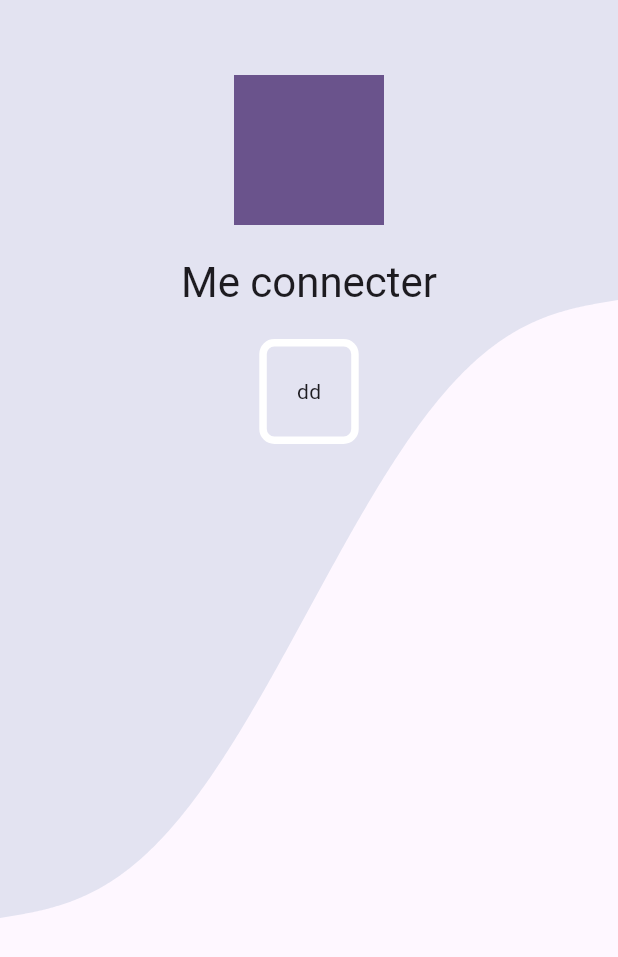
After one commit to MyApero/HOD-App, a Flutter app: the screen it shows after launch, on a phone screen of 412 x 824 dp. The commit adds this screen. Shown: the top 957 px of the screen. Run offline on Flutter 3.47's test engine with Material 3 defaults, Android fonts, the phone set to English and light mode, and no system bars.

Commit message:
[ADD] AppScaffold

```diff
--- a/lib/onboarding_screen.dart
+++ b/lib/features/onboarding/onboarding_screen.dart
@@ -1,7 +1,7 @@
 import 'package:flutter/material.dart';
-import 'package:hod_app/size_config.dart';
-import 'package:hod_app/onboarding_contents.dart';
-import 'package:hod_app/theme.dart';
+import 'package:hod_app/utils/size_config.dart';
+import 'package:hod_app/features/onboarding/onboarding_contents.dart';
+import 'package:hod_app/features/theme/theme.dart';
 
 class OnboardingScreen extends StatefulWidget {
   const OnboardingScreen({Key? key}) : super(key: key);
--- a/lib/main.dart
+++ b/lib/main.dart
@@ -1,121 +1,22 @@
 import 'package:flutter/material.dart';
-import 'package:hod_app/theme.dart';
-import 'package:hod_app/theme_screen.dart';
-import 'onboarding_screen.dart';
+import 'package:hod_app/features/theme/theme.dart';
+import 'package:hod_app/widgets/app_scaffold.dart';
+import 'features/onboarding/onboarding_screen.dart';
 
 void main() {
   runApp(const MyApp());
 }
 
-// class MyApp extends StatelessWidget {
-//   const MyApp({super.key});
-
-  // This widget is the root of your application.
-  // @override
-  // Widget build(BuildContext context) {
-  //   return MaterialApp(
-  //     title: 'HOD App',
-  //     theme: theme,
-  //     home: const ThemeTestScreen(),
-  //   );
-  // }
-
-  class MyApp extends StatelessWidget {
-  const MyApp({Key? key}) : super(key: key);
+class MyApp extends StatelessWidget {
+  const MyApp({super.key});
 
   @override
   Widget build(BuildContext context) {
-  return const MaterialApp(
-  debugShowCheckedModeBanner: false,
-  home: OnboardingScreen(),
-  );
+    return MaterialApp(
+      title: 'HOD App',
+      debugShowCheckedModeBanner: false,
+      theme: theme,
+      home: const AppScaffold(title: "Me connecter", child: Text('dd'),),
+    );
   }
 }
-//
-// class MyHomePage extends StatefulWidget {
-//   const MyHomePage({super.key, required this.title});
-//
-//   // This widget is the home page of your application. It is stateful, meaning
-//   // that it has a State object (defined below) that contains fields that affect
-//   // how it looks.
-//
-//   // This class is the configuration for the state. It holds the values (in this
-//   // case the title) provided by the parent (in this case the App widget) and
-//   // used by the build method of the State. Fields in a Widget subclass are
-//   // always marked "final".
-//
-//   final String title;
-//
-//   @override
-//   State<MyHomePage> createState() => _MyHomePageState();
-// }
-//
-// class _MyHomePageState extends State<MyHomePage> {
-//   int _counter = 0;
-//
-//   void _incrementCounter() {
-//     setState(() {
-//       // This call to setState tells the Flutter framework that something has
-//       // changed in this State, which causes it to rerun the build method below
-//       // so that the display can reflect the updated values. If we changed
-//       // _counter without calling setState(), then the build method would not be
-//       // called again, and so nothing would appear to happen.
-//       _counter++;
-//     });
-//   }
-//
-//   @override
-//   Widget build(BuildContext context) {
-//     // This method is rerun every time setState is called, for instance as done
-//     // by the _incrementCounter method above.
-//     //
-//     // The Flutter framework has been optimized to make rerunning build methods
-//     // fast, so that you can just rebuild anything that needs updating rather
-//     // than having to individually change instances of widgets.
-//     return Scaffold(
-//       appBar: AppBar(
-//         // TRY THIS: Try changing the color here to a specific color (to
-//         // Colors.amber, perhaps?) and trigger a hot reload to see the AppBar
-//         // change color while the other colors stay the same.
-//         backgroundColor: Theme.of(context).colorScheme.inversePrimary,
-//         // Here we take the value from the MyHomePage object that was created by
-//         // the App.build method, and use it to set our appbar title.
-//         title: Text(widget.title),
-//       ),
-//       body: Center(
-//         // Center is a layout widget. It takes a single child and positions it
-//         // in the middle of the parent.
-//         child: Column(
-//           // Column is also a layout widget. It takes a list of children and
-//           // arranges them vertically. By default, it sizes itself to fit its
-//           // children horizontally, and tries to be as tall as its parent.
-//           //
-//           // Column has various properties to control how it sizes itself and
-//           // how it positions its children. Here we use mainAxisAlignment to
-//           // center the children vertically; the main axis here is the vertical
-//           // axis because Columns are vertical (the cross axis would be
-//           // horizontal).
-//           //
-//           // TRY THIS: Invoke "debug painting" (choose the "Toggle Debug Paint"
-//           // action in the IDE, or press "p" in the console), to see the
-//           // wireframe for each widget.
-//           mainAxisAlignment: MainAxisAlignment.center,
-//           children: <Widget>[
-//             const Text(
-//               'You have pushed the button this many times:',
-//             ),
-//             Text(
-//               '$_counter',
-//               style: Theme.of(context).textTheme.headlineMedium,
-//             ),
-//           ],
-//         ),
-//       ),
-//       floatingActionButton: FloatingActionButton(
-//         onPressed: _incrementCounter,
-//         tooltip: 'Increment',
-//         child: const Icon(Icons.add),
-//       ), // This trailing comma makes auto-formatting nicer for build methods.
-//     );
-//   }
-// }
--- /dev/null
+++ b/lib/widgets/app_scaffold.dart
@@ -0,0 +1,132 @@
+import 'package:flutter/material.dart';
+
+import 'dart:math';
+
+class AppScaffold extends StatelessWidget {
+  const AppScaffold({super.key, this.child, required this.title});
+
+  final Widget? child;
+  final String title;
+
+  @override
+  Widget build(BuildContext context) {
+    return Scaffold(
+      body: Stack(
+        children: [
+          ClippedPartsWidget(
+            top: Container(
+              color: Theme.of(context).colorScheme.surfaceVariant,
+            ),
+            bottom: Container(
+              color: Theme.of(context).colorScheme.surface,
+            ),
+            splitFunction: (Size size, double x) {
+              // normalizing x to make it exactly one wave
+              final normalizedX = x / size.width * 2 * pi;
+              final waveHeight = size.height / 15;
+              final y =
+                  200 + -x + size.height / 2 + sin(normalizedX) * waveHeight;
+
+              return y;
+            },
+          ),
+          Center(
+            child: Column(
+              children: [
+                SizedBox(height: MediaQuery.of(context).viewPadding.top + 50),
+                Container(
+                  height: 100,
+                  width: 100,
+                  color: Theme.of(context).colorScheme.primary,
+                ),
+                Container(
+                  padding: const EdgeInsets.all(20),
+                  child: Text(
+                    title,
+                    style: Theme.of(context).textTheme.headline4,
+                  ),
+                ),
+                Container(
+                  decoration: BoxDecoration(
+                    border: Border.all(
+                      color: Colors.white,
+                      width: 5,
+                    ),
+                    borderRadius: BorderRadius.all(
+                      Radius.circular(10),
+                    ),
+                  ),
+                  padding: const EdgeInsets.all(20),
+                  child: child,
+                ),
+              ],
+            ),
+          ),
+        ],
+      ),
+    );
+  }
+}
+
+class ClippedPartsWidget extends StatelessWidget {
+  final Widget top;
+  final Widget bottom;
+  final double Function(Size, double) splitFunction;
+
+  const ClippedPartsWidget({
+    super.key,
+    required this.top,
+    required this.bottom,
+    required this.splitFunction,
+  });
+
+  @override
+  Widget build(BuildContext context) {
+    return Stack(
+      children: <Widget>[
+        // I'm putting unmodified top widget to back. I wont cut it.
+        // Instead I'll overlay it with clipped bottom widget.
+        top,
+        Align(
+          alignment: Alignment.bottomCenter,
+          child: ClipPath(
+            clipper: FunctionClipper(splitFunction: splitFunction),
+            child: bottom,
+          ),
+        ),
+      ],
+    );
+  }
+}
+
+class FunctionClipper extends CustomClipper<Path> {
+  final double Function(Size, double) splitFunction;
+
+  FunctionClipper({required this.splitFunction});
+
+  @override
+  Path getClip(Size size) {
+    final path = Path();
+
+    // move to split line starting point
+    path.moveTo(0, splitFunction(size, 0));
+
+    // draw split line
+    for (double x = 1; x <= size.width; x++) {
+      path.lineTo(x, splitFunction(size, x));
+    }
+
+    // close bottom part of screen
+    path.lineTo(size.width, size.height);
+    path.lineTo(0, size.height);
+
+    return path;
+  }
+
+  @override
+  bool shouldReclip(CustomClipper<Path> oldClipper) {
+    // I'm returning fixed 'true' value here for simplicity, it's not the part of actual question
+    // basically that means that clipping will be redrawn on any changes
+    return true;
+  }
+}
```
Also changed, not shown: lib/features/onboarding/onboarding_contents.dart (renamed from lib/onboarding_contents.dart), lib/features/theme/theme.dart (renamed from lib/theme.dart), lib/features/theme/theme_screen.dart (renamed from lib/theme_screen.dart), lib/utils/size_config.dart (renamed from lib/size_config.dart), 2 other files.
